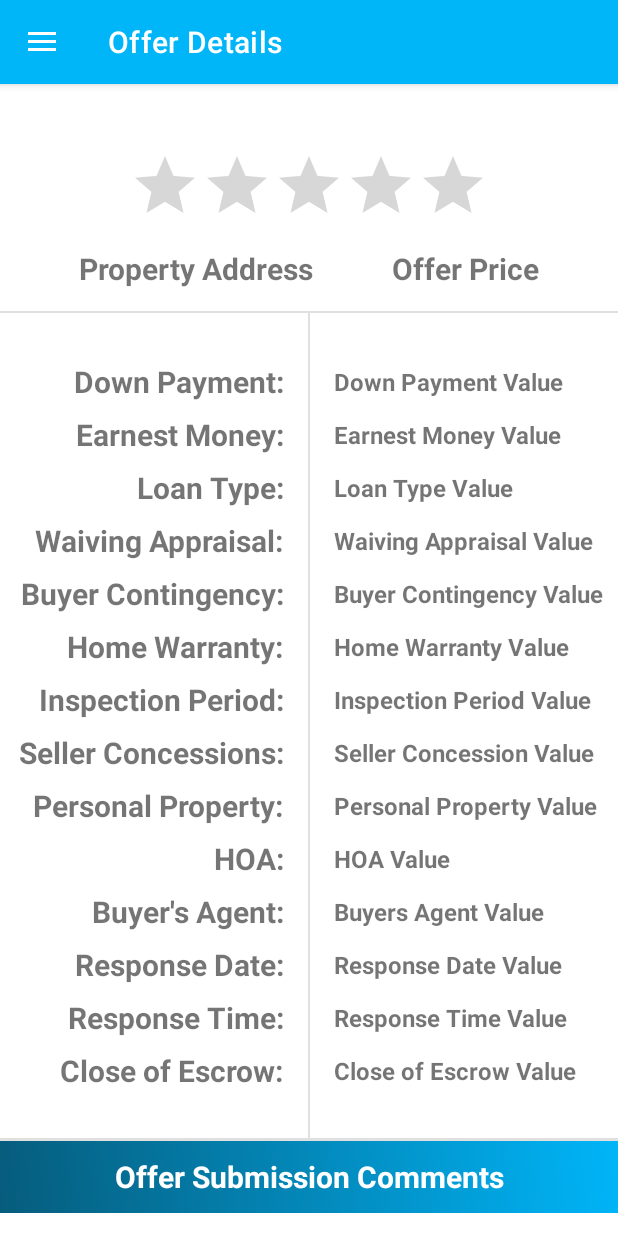
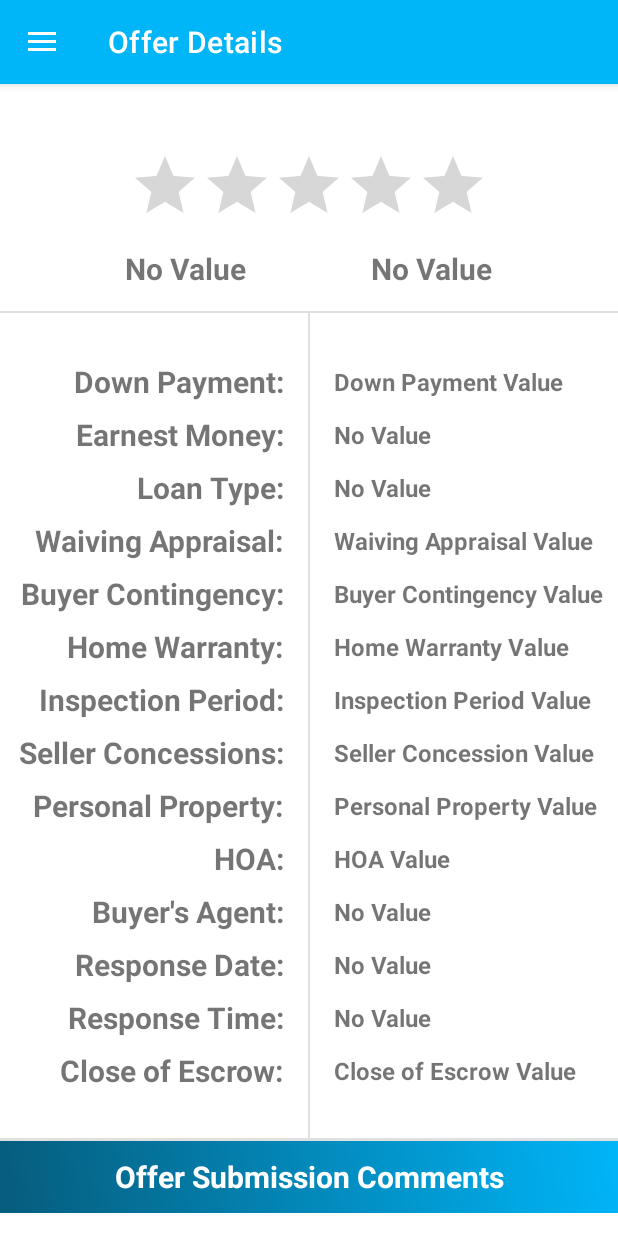
Before and after one commit to Real-Solutions/real-offer-hub-mobile, an Android app: the OfferDetailActivity screen opened directly, with no data from a screen before it, on a phone screen of 412 x 824 dp. Run offline under Robolectric (Android 15) with nearby library versions, the phone set to English and light mode, and no system bars.

```diff
--- a/app/src/main/java/com/maximo/real_offer_hub_mobile/activities/OfferDetailActivity.java
+++ b/app/src/main/java/com/maximo/real_offer_hub_mobile/activities/OfferDetailActivity.java
@@ -2,14 +2,20 @@ package com.maximo.real_offer_hub_mobile.activities;
 
 import androidx.appcompat.app.AppCompatActivity;
 
+import android.content.Intent;
 import android.os.Bundle;
+import android.widget.TextView;
 
 import com.maximo.real_offer_hub_mobile.R;
+import com.maximo.real_offer_hub_mobile.adapter.RecyclerViewAdapter;
 import com.maximo.real_offer_hub_mobile.databinding.ActivityOfferDetailBinding;
 
 public class OfferDetailActivity extends DrawerBaseActivity {
 
     ActivityOfferDetailBinding activityOfferDetailBinding;
+
+    public static final String TAG = "OfferDetailActivity";
+    Intent callingIntent;
 
     @Override
     protected void onCreate(Bundle savedInstanceState) {
@@ -17,5 +23,118 @@ public class OfferDetailActivity extends DrawerBaseActivity {
         activityOfferDetailBinding = ActivityOfferDetailBinding.inflate(getLayoutInflater());
         setContentView(activityOfferDetailBinding.getRoot());
         allocateActivityTitle("Offer Details");
+
+        receiveSetupOfferListValues();
+    }
+
+    @Override
+    protected void onResume() {
+        super.onResume();
+        callingIntent = getIntent();
+    }
+
+    public void receiveSetupOfferListValues(){
+        Intent callingIntent = getIntent();
+
+        String offerPrice = null;
+        if (callingIntent != null) {
+            offerPrice = callingIntent.getStringExtra(RecyclerViewAdapter.OFFER_PRICE_TAG);
+        }
+        TextView offerPriceTV = findViewById(R.id.OfferDetailTextViewOfferPrice);
+        if (offerPrice != null) {
+            offerPriceTV.setText(offerPrice);
+        } else {
+            offerPriceTV.setText("No Value");
+        }
+
+
+        String earnestMoney = null;
+        if (callingIntent != null) {
+            earnestMoney = callingIntent.getStringExtra(RecyclerViewAdapter.EARNEST_MONEY_TAG);
+        }
+        TextView earnestMoneyTV = findViewById(R.id.OfferDetailTextViewEarnestMoneyValue);
+        if (earnestMoney != null) {
+            earnestMoneyTV.setText(earnestMoney);
+        } else {
+            earnestMoneyTV.setText("No Value");
+        }
+
+
+        String property = null;
+        if (callingIntent != null) {
+            property = callingIntent.getStringExtra(RecyclerViewAdapter.PROPERTY_VIEW_TAG);
+        }
+        TextView propertyTV = findViewById(R.id.OfferDetailTextViewProperty);
+        if (property != null) {
+            propertyTV.setText(property);
+        } else {
+            propertyTV.setText("No Value");
+        }
+
+
+        String loanType = null;
+        if (callingIntent != null) {
+            loanType = callingIntent.getStringExtra(RecyclerViewAdapter.LOAN_TYPE_TAG);
+        }
+        TextView loanTypeTV = findViewById(R.id.OfferDetailTextViewLoanTypeValue);
+        if (loanType != null) {
+            loanTypeTV.setText(loanType);
+        } else {
+            loanTypeTV.setText("No Value");
+        }
+
+
+        String buyersAgent = null;
+        if (callingIntent != null) {
+            buyersAgent = callingIntent.getStringExtra(RecyclerViewAdapter.BUYERS_AGENT_TAG);
+        }
+        TextView buyersAgentTV = findViewById(R.id.OfferDetailTextViewBuyersAgentValue);
+        if (buyersAgent != null) {
+            buyersAgentTV.setText(buyersAgent);
+        } else {
+            buyersAgentTV.setText("No Value");
+        }
+
+
+        String responseDate = null;
+        if (callingIntent != null) {
+            responseDate = callingIntent.getStringExtra(RecyclerViewAdapter.RESPONSE_DATE_TAG);
+        }
+        TextView responseDateTV = findViewById(R.id.OfferDetailTextViewResponseDateValue);
+        if (responseDate != null) {
+            responseDateTV.setText(responseDate);
+        } else {
+            responseDateTV.setText("No Value");
+        }
+
+
+        String responseTime = null;
+        if (callingIntent != null) {
+            responseTime = callingIntent.getStringExtra(RecyclerViewAdapter.RESPONSE_TIME_TAG);
+        }
+        TextView responseTimeTV = findViewById(R.id.OfferDetailTextViewResponseTimeValue);
+        if (responseTime != null) {
+            responseTimeTV.setText(responseTime);
+        } else {
+            responseTimeTV.setText("No Value");
+        }
+
+
+        String closeOfEscrow = null;
+        if (callingIntent != null) {
+            closeOfEscrow = callingIntent.getStringExtra(RecyclerViewAdapter.CLOSE_OF_ESCROW_TAG);
+        }
+        TextView closeOfEscrowTV = findViewById(R.id.OfferDetailTextViewCloseOfEscrowValue);
+        if (closeOfEscrow != null) {
+            closeOfEscrowTV.setText(closeOfEscrow);
+        } else {
+            responseTimeTV.setText("No Value");
+        }
+
+
+
+
+
+
     }
 }
--- a/app/src/main/res/layout/activity_offer_detail.xml
+++ b/app/src/main/res/layout/activity_offer_detail.xml
@@ -7,7 +7,7 @@
     tools:context=".activities.OfferDetailActivity">
 
     <TextView
-        android:id="@+id/OfferDetailTextViewOfferDetails"
+        android:id="@+id/OfferDetailTextViewProperty"
         android:layout_width="wrap_content"
         android:layout_height="wrap_content"
         android:layout_marginBottom="16dp"
@@ -26,8 +26,8 @@
         android:textSize="20sp"
         android:textStyle="bold"
         app:layout_constraintEnd_toEndOf="parent"
-        app:layout_constraintStart_toEndOf="@+id/OfferDetailTextViewOfferDetails"
-        app:layout_constraintTop_toTopOf="@+id/OfferDetailTextViewOfferDetails" />
+        app:layout_constraintStart_toEndOf="@+id/OfferDetailTextViewProperty"
+        app:layout_constraintTop_toTopOf="@+id/OfferDetailTextViewProperty" />
 
     <RatingBar
         android:id="@+id/ratingBar"
@@ -59,7 +59,7 @@
         app:layout_constraintTop_toBottomOf="@+id/divider" />
 
     <TextView
-        android:id="@+id/OfferFormTextViewDownPaymentTitle"
+        android:id="@+id/OfferDetailTextViewDownPaymentTitle"
         android:layout_width="wrap_content"
         android:layout_height="wrap_content"
         android:layout_marginTop="32dp"
@@ -71,7 +71,7 @@
         app:layout_constraintTop_toTopOf="@+id/divider4" />
 
     <TextView
-        android:id="@+id/OfferFormTextViewEarnestMoneyTitle"
+        android:id="@+id/OfferDetailTextViewEarnestMoneyTitle"
         android:layout_width="wrap_content"
         android:layout_height="wrap_content"
         android:layout_marginTop="8dp"
@@ -80,10 +80,10 @@
         android:textSize="20sp"
         android:textStyle="bold"
         app:layout_constraintEnd_toStartOf="@+id/divider4"
-        app:layout_constraintTop_toBottomOf="@+id/OfferFormTextViewDownPaymentTitle" />
+        app:layout_constraintTop_toBottomOf="@+id/OfferDetailTextViewDownPaymentTitle" />
 
     <TextView
-        android:id="@+id/OfferFormTextViewLoanTypeTitle"
+        android:id="@+id/OfferDetailTextViewLoanTypeTitle"
         android:layout_width="wrap_content"
         android:layout_height="wrap_content"
         android:layout_marginTop="8dp"
@@ -92,10 +92,10 @@
         android:textSize="20sp"
         android:textStyle="bold"
         app:layout_constraintEnd_toStartOf="@+id/divider4"
-        app:layout_constraintTop_toBottomOf="@+id/OfferFormTextViewEarnestMoneyTitle" />
+        app:layout_constraintTop_toBottomOf="@+id/OfferDetailTextViewEarnestMoneyTitle" />
 
     <TextView
-        android:id="@+id/OfferFormTextViewWaivingAppraisalTitle"
+        android:id="@+id/OfferDetailTextViewWaivingAppraisalTitle"
         android:layout_width="wrap_content"
         android:layout_height="wrap_content"
         android:layout_marginTop="8dp"
@@ -104,10 +104,10 @@
         android:textSize="20sp"
         android:textStyle="bold"
         app:layout_constraintEnd_toStartOf="@+id/divider4"
-        app:layout_constraintTop_toBottomOf="@+id/OfferFormTextViewLoanTypeTitle" />
+        app:layout_constraintTop_toBottomOf="@+id/OfferDetailTextViewLoanTypeTitle" />
 
     <TextView
-        android:id="@+id/OfferFormTextViewBuyerContingencyTitle"
+        android:id="@+id/OfferDetailTextViewBuyerContingencyTitle"
         android:layout_width="wrap_content"
         android:layout_height="wrap_content"
         android:layout_marginTop="8dp"
@@ -116,10 +116,10 @@
         android:textSize="20sp"
         android:textStyle="bold"
         app:layout_constraintEnd_toStartOf="@+id/divider4"
-        app:layout_constraintTop_toBottomOf="@+id/OfferFormTextViewWaivingAppraisalTitle" />
+        app:layout_constraintTop_toBottomOf="@+id/OfferDetailTextViewWaivingAppraisalTitle" />
 
     <TextView
-        android:id="@+id/OfferFormTextViewHomeWarrantyTitle"
+        android:id="@+id/OfferDetailTextViewHomeWarrantyTitle"
         android:layout_width="wrap_content"
         android:layout_height="wrap_content"
         android:layout_marginTop="8dp"
@@ -128,10 +128,10 @@
         android:textSize="20sp"
         android:textStyle="bold"
         app:layout_constraintEnd_toStartOf="@+id/divider4"
-        app:layout_constraintTop_toBottomOf="@+id/OfferFormTextViewBuyerContingencyTitle" />
+        app:layout_constraintTop_toBottomOf="@+id/OfferDetailTextViewBuyerContingencyTitle" />
 
     <TextView
-        android:id="@+id/OfferFormTextViewInspectionPeriodTitle"
+        android:id="@+id/OfferDetailTextViewInspectionPeriodTitle"
         android:layout_width="wrap_content"
         android:layout_height="wrap_content"
         android:layout_marginTop="8dp"
@@ -140,10 +140,10 @@
         android:textSize="20sp"
         android:textStyle="bold"
         app:layout_constraintEnd_toStartOf="@+id/divider4"
-        app:layout_constraintTop_toBottomOf="@+id/OfferFormTextViewHomeWarrantyTitle" />
+        app:layout_constraintTop_toBottomOf="@+id/OfferDetailTextViewHomeWarrantyTitle" />
 
     <TextView
-        android:id="@+id/OfferFormTextViewSellerConcessionsTItle"
+        android:id="@+id/OfferDetailTextViewSellerConcessionsTItle"
         android:layout_width="wrap_content"
         android:layout_height="wrap_content"
         android:layout_marginTop="8dp"
@@ -152,10 +152,10 @@
         android:textSize="20sp"
         android:textStyle="bold"
         app:layout_constraintEnd_toStartOf="@+id/divider4"
-        app:layout_constraintTop_toBottomOf="@+id/OfferFormTextViewInspectionPeriodTitle" />
+        app:layout_constraintTop_toBottomOf="@+id/OfferDetailTextViewInspectionPeriodTitle" />
 
     <TextView
-        android:id="@+id/OfferFormTextViewPersonalPropertyTitle"
+        android:id="@+id/OfferDetailTextViewPersonalPropertyTitle"
         android:layout_width="wrap_content"
         android:layout_height="wrap_content"
         android:layout_marginTop="8dp"
@@ -164,10 +164,10 @@
         android:textSize="20sp"
         android:textStyle="bold"
         app:layout_constraintEnd_toStartOf="@+id/divider4"
-        app:layout_constraintTop_toBottomOf="@+id/OfferFormTextViewSellerConcessionsTItle" />
+        app:layout_constraintTop_toBottomOf="@+id/OfferDetailTextViewSellerConcessionsTItle" />
 
     <TextView
-        android:id="@+id/OfferFormTextViewHOATitle"
+        android:id="@+id/OfferDetailTextViewHOATitle"
         android:layout_width="wrap_content"
         android:layout_height="wrap_content"
         android:layout_marginTop="8dp"
@@ -176,10 +176,10 @@
         android:textSize="20sp"
         android:textStyle="bold"
         app:layout_constraintEnd_toStartOf="@+id/divider4"
-        app:layout_constraintTop_toBottomOf="@+id/OfferFormTextViewPersonalPropertyTitle" />
+        app:layout_constraintTop_toBottomOf="@+id/OfferDetailTextViewPersonalPropertyTitle" />
 
     <TextView
-        android:id="@+id/OfferFormTextViewBuyersAgentTitle"
+        android:id="@+id/OfferDetailTextViewBuyersAgentTitle"
         android:layout_width="wrap_content"
         android:layout_height="wrap_content"
         android:layout_marginTop="8dp"
@@ -188,10 +188,10 @@
         android:textSize="20sp"
         android:textStyle="bold"
         app:layout_constraintEnd_toStartOf="@+id/divider4"
-        app:layout_constraintTop_toBottomOf="@+id/OfferFormTextViewHOATitle" />
+        app:layout_constraintTop_toBottomOf="@+id/OfferDetailTextViewHOATitle" />
 
     <TextView
-        android:id="@+id/OfferFormTextViewResponseDateTitle"
+        android:id="@+id/OfferDetailTextViewResponseDateTitle"
         android:layout_width="wrap_content"
         android:layout_height="wrap_content"
         android:layout_marginTop="8dp"
@@ -200,10 +200,10 @@
         android:textSize="20sp"
         android:textStyle="bold"
         app:layout_constraintEnd_toStartOf="@+id/divider4"
-        app:layout_constraintTop_toBottomOf="@+id/OfferFormTextViewBuyersAgentTitle" />
+        app:layout_constraintTop_toBottomOf="@+id/OfferDetailTextViewBuyersAgentTitle" />
 
     <TextView
-        android:id="@+id/OfferFormTextViewResponseTimeTitle"
+        android:id="@+id/OfferDetailTextViewResponseTimeTitle"
         android:layout_width="wrap_content"
         android:layout_height="wrap_content"
         android:layout_marginTop="8dp"
@@ -212,10 +212,10 @@
         android:textSize="20sp"
         android:textStyle="bold"
         app:layout_constraintEnd_toStartOf="@+id/divider4"
-        app:layout_constraintTop_toBottomOf="@+id/OfferFormTextViewResponseDateTitle" />
+        app:layout_constraintTop_toBottomOf="@+id/OfferDetailTextViewResponseDateTitle" />
 
     <TextView
-        android:id="@+id/OfferFormTextViewCloseOfEscrowTitle"
+        android:id="@+id/OfferDetailTextViewCloseOfEscrowTitle"
         android:layout_width="wrap_content"
         android:layout_height="wrap_content"
         android:layout_marginTop="8dp"
@@ -224,175 +224,175 @@
         android:textSize="20sp"
         android:textStyle="bold"
         app:layout_constraintEnd_toStartOf="@+id/divider4"
-        app:layout_constraintTop_toBottomOf="@+id/OfferFormTextViewResponseTimeTitle" />
+        app:layout_constraintTop_toBottomOf="@+id/OfferDetailTextViewResponseTimeTitle" />
 
     <TextView
-        android:id="@+id/OfferFormTextViewDownPaymentValue"
+        android:id="@+id/OfferDetailTextViewDownPaymentValue"
         android:layout_width="wrap_content"
         android:layout_height="wrap_content"
         android:layout_marginStart="16dp"
         android:text="Down Payment Value"
         android:textSize="16sp"
         android:textStyle="bold"
-        app:layout_constraintBottom_toBottomOf="@+id/OfferFormTextViewDownPaymentTitle"
+        app:layout_constraintBottom_toBottomOf="@+id/OfferDetailTextViewDownPaymentTitle"
         app:layout_constraintStart_toEndOf="@+id/divider4"
-        app:layout_constraintTop_toTopOf="@+id/OfferFormTextViewDownPaymentTitle" />
+        app:layout_constraintTop_toTopOf="@+id/OfferDetailTextViewDownPaymentTitle" />
 
     <TextView
-        android:id="@+id/OfferFormTextViewEarnestMoneyValue"
+        android:id="@+id/OfferDetailTextViewEarnestMoneyValue"
         android:layout_width="wrap_content"
         android:layout_height="wrap_content"
         android:layout_marginStart="16dp"
         android:text="Earnest Money Value"
         android:textSize="16sp"
         android:textStyle="bold"
-        app:layout_constraintBottom_toBottomOf="@+id/OfferFormTextViewEarnestMoneyTitle"
+        app:layout_constraintBottom_toBottomOf="@+id/OfferDetailTextViewEarnestMoneyTitle"
         app:layout_constraintStart_toEndOf="@+id/divider4"
-        app:layout_constraintTop_toTopOf="@+id/OfferFormTextViewEarnestMoneyTitle" />
+        app:layout_constraintTop_toTopOf="@+id/OfferDetailTextViewEarnestMoneyTitle" />
 
     <TextView
-        android:id="@+id/OfferFormTextViewLoanTypeValue"
+        android:id="@+id/OfferDetailTextViewLoanTypeValue"
         android:layout_width="wrap_content"
         android:layout_height="wrap_content"
         android:layout_marginStart="16dp"
         android:text="Loan Type Value"
         android:textSize="16sp"
         android:textStyle="bold"
-        app:layout_constraintBottom_toBottomOf="@+id/OfferFormTextViewLoanTypeTitle"
+        app:layout_constraintBottom_toBottomOf="@+id/OfferDetailTextViewLoanTypeTitle"
         app:layout_constraintStart_toEndOf="@+id/divider4"
-        app:layout_constraintTop_toTopOf="@+id/OfferFormTextViewLoanTypeTitle" />
+        app:layout_constraintTop_toTopOf="@+id/OfferDetailTextViewLoanTypeTitle" />
 
     <TextView
-        android:id="@+id/OfferFormTextViewWaivingAppraisalValue"
+        android:id="@+id/OfferDetailTextViewWaivingAppraisalValue"
         android:layout_width="wrap_content"
         android:layout_height="wrap_content"
         android:layout_marginStart="16dp"
         android:text="Waiving Appraisal Value"
         android:textSize="16sp"
         android:textStyle="bold"
-        app:layout_constraintBottom_toBottomOf="@+id/OfferFormTextViewWaivingAppraisalTitle"
+        app:layout_constraintBottom_toBottomOf="@+id/OfferDetailTextViewWaivingAppraisalTitle"
         app:layout_constraintStart_toEndOf="@+id/divider4"
-        app:layout_constraintTop_toTopOf="@+id/OfferFormTextViewWaivingAppraisalTitle" />
+        app:layout_constraintTop_toTopOf="@+id/OfferDetailTextViewWaivingAppraisalTitle" />
 
     <TextView
-        android:id="@+id/OfferFormTextViewBuyerContingencyValue"
+        android:id="@+id/OfferDetailTextViewBuyerContingencyValue"
         android:layout_width="wrap_content"
         android:layout_height="wrap_content"
         android:layout_marginStart="16dp"
         android:text="Buyer Contingency Value"
         android:textSize="16sp"
         android:textStyle="bold"
-        app:layout_constraintBottom_toBottomOf="@+id/OfferFormTextViewBuyerContingencyTitle"
+        app:layout_constraintBottom_toBottomOf="@+id/OfferDetailTextViewBuyerContingencyTitle"
         app:layout_constraintStart_toEndOf="@+id/divider4"
-        app:layout_constraintTop_toTopOf="@+id/OfferFormTextViewBuyerContingencyTitle" />
+        app:layout_constraintTop_toTopOf="@+id/OfferDetailTextViewBuyerContingencyTitle" />
 
     <TextView
-        android:id="@+id/OfferFormTextViewHomeWarrantyValue"
+        android:id="@+id/OfferDetailTextViewHomeWarrantyValue"
         android:layout_width="wrap_content"
         android:layout_height="wrap_content"
         android:layout_marginStart="16dp"
         android:text="Home Warranty Value"
         android:textSize="16sp"
         android:textStyle="bold"
-        app:layout_constraintBottom_toBottomOf="@+id/OfferFormTextViewHomeWarrantyTitle"
+        app:layout_constraintBottom_toBottomOf="@+id/OfferDetailTextViewHomeWarrantyTitle"
         app:layout_constraintStart_toEndOf="@+id/divider4"
-        app:layout_constraintTop_toTopOf="@+id/OfferFormTextViewHomeWarrantyTitle" />
+        app:layout_constraintTop_toTopOf="@+id/OfferDetailTextViewHomeWarrantyTitle" />
 
     <TextView
-        android:id="@+id/OfferFormTextViewInspectionPeriodValue"
+        android:id="@+id/OfferDetailTextViewInspectionPeriodValue"
         android:layout_width="wrap_content"
         android:layout_height="wrap_content"
         android:layout_marginStart="16dp"
         android:text="Inspection Period Value"
         android:textSize="16sp"
         android:textStyle="bold"
-        app:layout_constraintBottom_toBottomOf="@+id/OfferFormTextViewInspectionPeriodTitle"
+        app:layout_constraintBottom_toBottomOf="@+id/OfferDetailTextViewInspectionPeriodTitle"
         app:layout_constraintStart_toEndOf="@+id/divider4"
-        app:layout_constraintTop_toTopOf="@+id/OfferFormTextViewInspectionPeriodTitle" />
+        app:layout_constraintTop_toTopOf="@+id/OfferDetailTextViewInspectionPeriodTitle" />
 
     <TextView
-        android:id="@+id/OfferFormTextViewSellerConcessionValue"
+        android:id="@+id/OfferDetailTextViewSellerConcessionValue"
         android:layout_width="wrap_content"
         android:layout_height="wrap_content"
         android:layout_marginStart="16dp"
         android:text="Seller Concession Value"
         android:textSize="16sp"
         android:textStyle="bold"
-        app:layout_constraintBottom_toBottomOf="@+id/OfferFormTextViewSellerConcessionsTItle"
+        app:layout_constraintBottom_toBottomOf="@+id/OfferDetailTextViewSellerConcessionsTItle"
         app:layout_constraintStart_toEndOf="@+id/divider4"
-        app:layout_constraintTop_toTopOf="@+id/OfferFormTextViewSellerConcessionsTItle" />
+        app:layout_constraintTop_toTopOf="@+id/OfferDetailTextViewSellerConcessionsTItle" />
 
     <TextView
-        android:id="@+id/OfferFormTextViewPersonalPropertyValue"
+        android:id="@+id/OfferDetailTextViewPersonalPropertyValue"
         android:layout_width="wrap_content"
         android:layout_height="wrap_content"
         android:layout_marginStart="16dp"
         android:text="Personal Property Value"
         android:textSize="16sp"
         android:textStyle="bold"
-        app:layout_constraintBottom_toBottomOf="@+id/OfferFormTextViewPersonalPropertyTitle"
+        app:layout_constraintBottom_toBottomOf="@+id/OfferDetailTextViewPersonalPropertyTitle"
         app:layout_constraintStart_toEndOf="@+id/divider4"
-        app:layout_constraintTop_toTopOf="@+id/OfferFormTextViewPersonalPropertyTitle" />
+        app:layout_constraintTop_toTopOf="@+id/OfferDetailTextViewPersonalPropertyTitle" />
 
     <TextView
-        android:id="@+id/OfferFormTextViewHOAValue"
+        android:id="@+id/OfferDetailTextViewHOAValue"
         android:layout_width="wrap_content"
         android:layout_height="wrap_content"
         android:layout_marginStart="16dp"
         android:text="HOA Value"
         android:textSize="16sp"
         android:textStyle="bold"
-        app:layout_constraintBottom_toBottomOf="@+id/OfferFormTextViewHOATitle"
+        app:layout_constraintBottom_toBottomOf="@+id/OfferDetailTextViewHOATitle"
         app:layout_constraintStart_toEndOf="@+id/divider4"
-        app:layout_constraintTop_toTopOf="@+id/OfferFormTextViewHOATitle" />
+        app:layout_constraintTop_toTopOf="@+id/OfferDetailTextViewHOATitle" />
 
     <TextView
-        android:id="@+id/OfferFormTextViewBuyersAgentValue"
+        android:id="@+id/OfferDetailTextViewBuyersAgentValue"
         android:layout_width="wrap_content"
         android:layout_height="wrap_content"
         android:layout_marginStart="16dp"
         android:text="Buyers Agent Value"
         android:textSize="16sp"
         android:textStyle="bold"
-        app:layout_constraintBottom_toBottomOf="@+id/OfferFormTextViewBuyersAgentTitle"
+        app:layout_constraintBottom_toBottomOf="@+id/OfferDetailTextViewBuyersAgentTitle"
         app:layout_constraintStart_toEndOf="@+id/divider4"
-        app:layout_constraintTop_toTopOf="@+id/OfferFormTextViewBuyersAgentTitle" />
+        app:layout_constraintTop_toTopOf="@+id/OfferDetailTextViewBuyersAgentTitle" />
 
     <TextView
-        android:id="@+id/OfferFormTextViewResponseDateValue"
+        android:id="@+id/OfferDetailTextViewResponseDateValue"
         android:layout_width="wrap_content"
         android:layout_height="wrap_content"
         android:layout_marginStart="16dp"
         android:text="Response Date Value"
         android:textSize="16sp"
         android:textStyle="bold"
-        app:layout_constraintBottom_toBottomOf="@+id/OfferFormTextViewResponseDateTitle"
+        app:layout_constraintBottom_toBottomOf="@+id/OfferDetailTextViewResponseDateTitle"
         app:layout_constraintStart_toEndOf="@+id/divider4"
-        app:layout_constraintTop_toTopOf="@+id/OfferFormTextViewResponseDateTitle" />
+        app:layout_constraintTop_toTopOf="@+id/OfferDetailTextViewResponseDateTitle" />
 
     <TextView
-        android:id="@+id/OfferFormTextViewResponseTimeValue"
+        android:id="@+id/OfferDetailTextViewResponseTimeValue"
         android:layout_width="wrap_content"
         android:layout_height="wrap_content"
         android:layout_marginStart="16dp"
         android:text="Response Time Value"
         android:textSize="16sp"
         android:textStyle="bold"
-        app:layout_constraintBottom_toBottomOf="@+id/OfferFormTextViewResponseTimeTitle"
+        app:layout_constraintBottom_toBottomOf="@+id/OfferDetailTextViewResponseTimeTitle"
         app:layout_constraintStart_toEndOf="@+id/divider4"
-        app:layout_constraintTop_toTopOf="@+id/OfferFormTextViewResponseTimeTitle" />
+        app:layout_constraintTop_toTopOf="@+id/OfferDetailTextViewResponseTimeTitle" />
 
     <TextView
-        android:id="@+id/OfferFormTextViewCloseOfEscrowValue"
+        android:id="@+id/OfferDetailTextViewCloseOfEscrowValue"
         android:layout_width="wrap_content"
         android:layout_height="wrap_content"
         android:layout_marginStart="16dp"
         android:text="Close of Escrow Value"
         android:textSize="16sp"
         android:textStyle="bold"
-        app:layout_constraintBottom_toBottomOf="@+id/OfferFormTextViewCloseOfEscrowTitle"
+        app:layout_constraintBottom_toBottomOf="@+id/OfferDetailTextViewCloseOfEscrowTitle"
         app:layout_constraintStart_toEndOf="@+id/divider4"
-        app:layout_constraintTop_toTopOf="@+id/OfferFormTextViewCloseOfEscrowTitle" />
+        app:layout_constraintTop_toTopOf="@+id/OfferDetailTextViewCloseOfEscrowTitle" />
 
     <View
         android:id="@+id/divider5"
```
Also changed, not shown: app/src/main/java/com/maximo/real_offer_hub_mobile/activities/DashboardActivity.java (+39 -0 lines), app/src/main/java/com/maximo/real_offer_hub_mobile/activities/fragments/OfferFragment.java (added, +36 -0 lines), app/src/main/java/com/maximo/real_offer_hub_mobile/adapter/RecyclerViewAdapter.java (added, +126 -0 lines).
